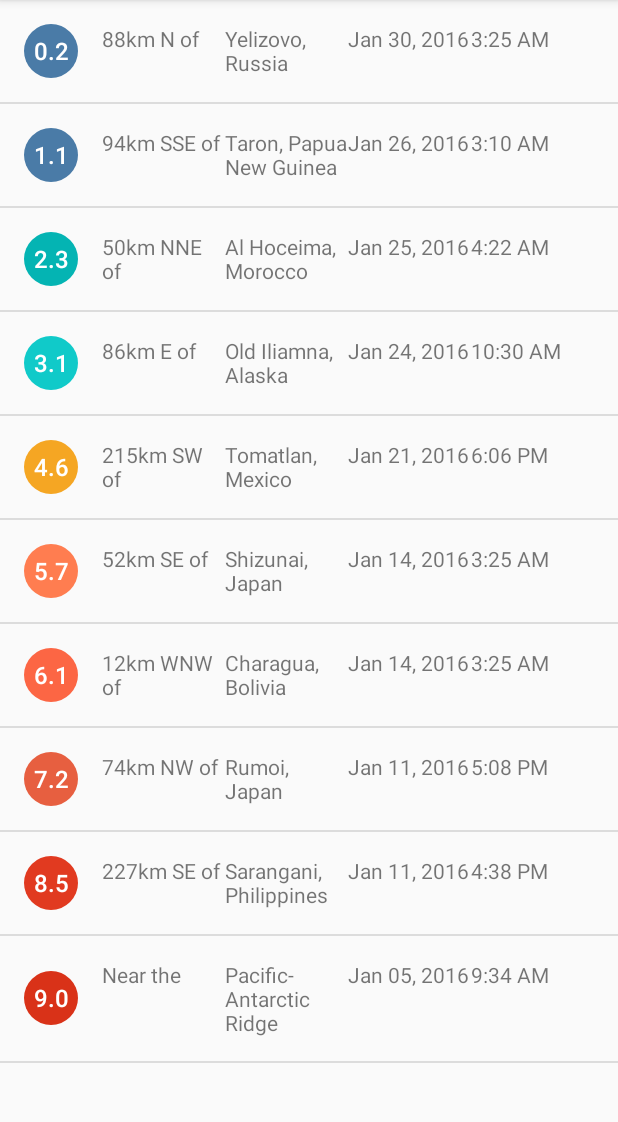
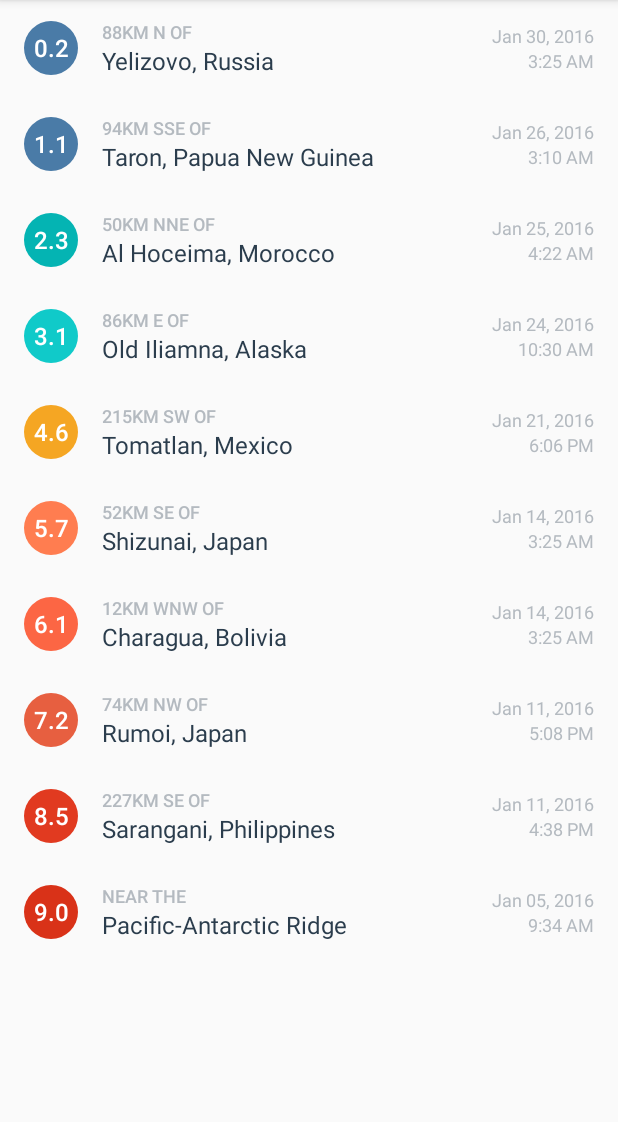
Before and after one commit to CannibalChoco/QuakeReport, an Android app: the screen it shows after launch (EarthquakeActivity), on a phone screen of 412 x 824 dp, the part 84-1206 px from its top. Run offline under Robolectric (Android 15) with nearby library versions, the phone set to English and light mode, and no system bars.

Commit message:
Intent to launch earthquakes url

```diff
--- a/app/src/main/java/com/example/android/quakereport/Earthquake.java
+++ b/app/src/main/java/com/example/android/quakereport/Earthquake.java
@@ -8,11 +8,13 @@ public class Earthquake {
     private String locationName;
     private double magnitude;
     private long timeInMiliseconds;
+    private String url;
 
-    public Earthquake(double magnitude, String locationName, long timeInMiliseconds){
+    public Earthquake(double magnitude, String locationName, long timeInMiliseconds, String url){
         this.locationName = locationName;
         this.magnitude = magnitude;
         this.timeInMiliseconds = timeInMiliseconds;
+        this.url = url;
     }
 
     public String getLocationName() {
@@ -26,4 +28,8 @@ public class Earthquake {
     public long getTimeInMiliseconds() {
         return timeInMiliseconds;
     }
+
+    public String getUrl() {
+        return url;
+    }
 }
--- a/app/src/main/java/com/example/android/quakereport/EarthquakeActivity.java
+++ b/app/src/main/java/com/example/android/quakereport/EarthquakeActivity.java
@@ -15,12 +15,23 @@
  */
 package com.example.android.quakereport;
 
+import android.content.Intent;
+import android.media.AudioManager;
+import android.media.MediaPlayer;
+import android.net.Uri;
 import android.os.Bundle;
 import android.support.v7.app.AppCompatActivity;
+import android.view.View;
+import android.widget.AdapterView;
 import android.widget.ArrayAdapter;
 import android.widget.ListView;
 
+import org.json.JSONArray;
+import org.json.JSONObject;
+
 import java.util.ArrayList;
+
+import static android.media.CamcorderProfile.get;
 
 public class EarthquakeActivity extends AppCompatActivity {
 
@@ -32,7 +43,7 @@ public class EarthquakeActivity extends AppCompatActivity {
         setContentView(R.layout.earthquake_activity);
 
         // Create a fake list of earthquakes.
-        ArrayList<Earthquake> earthquakes = QueryUtils.extractEarthquakes();
+        final ArrayList<Earthquake> earthquakes = QueryUtils.extractEarthquakes();
         // Find a reference to the {@link ListView} in the layout
         ListView earthquakeListView = (ListView) findViewById(R.id.list);
         // Create a new {@link ArrayAdapter} of earthquakes
@@ -40,5 +51,21 @@ public class EarthquakeActivity extends AppCompatActivity {
         // Set the adapter on the {@link ListView}
         // so the list can be populated in the user interface
         earthquakeListView.setAdapter(adapter);
+
+        earthquakeListView.setOnItemClickListener(new AdapterView.OnItemClickListener() {
+            @Override
+            public void onItemClick(AdapterView<?> adapterView, View view, int position, long id) {
+                Earthquake earthquake = earthquakes.get(position);
+                openWebPage(earthquake.getUrl());
+            }
+        });
+    }
+
+    public void openWebPage(String url) {
+        Uri webpage = Uri.parse(url);
+        Intent intent = new Intent(Intent.ACTION_VIEW, webpage);
+        if (intent.resolveActivity(getPackageManager()) != null) {
+            startActivity(intent);
+        }
     }
 }
--- a/app/src/main/java/com/example/android/quakereport/EarthquakeAdapter.java
+++ b/app/src/main/java/com/example/android/quakereport/EarthquakeAdapter.java
@@ -110,43 +110,43 @@ public class EarthquakeAdapter extends ArrayAdapter {
         return magnitudeFormat.format(magnitude);
     }
 
-    private int getMagnitudeColor(double magnitude){
-        int magnitudeColor = ContextCompat.getColor(getContext(), R.color.magnitude1);
-
-        switch ((int)magnitude){
+    private int getMagnitudeColor(double magnitude) {
+        int magnitudeColorResourceId;
+        int magnitudeFloor = (int) Math.floor(magnitude);
+        switch (magnitudeFloor) {
+            case 0:
             case 1:
-                magnitudeColor = ContextCompat.getColor(getContext(), R.color.magnitude1);
+                magnitudeColorResourceId = R.color.magnitude1;
                 break;
             case 2:
-                magnitudeColor = ContextCompat.getColor(getContext(), R.color.magnitude2);
+                magnitudeColorResourceId = R.color.magnitude2;
                 break;
             case 3:
-                magnitudeColor = ContextCompat.getColor(getContext(), R.color.magnitude3);
+                magnitudeColorResourceId = R.color.magnitude3;
                 break;
             case 4:
-                magnitudeColor = ContextCompat.getColor(getContext(), R.color.magnitude4);
+                magnitudeColorResourceId = R.color.magnitude4;
                 break;
             case 5:
-                magnitudeColor = ContextCompat.getColor(getContext(), R.color.magnitude5);
+                magnitudeColorResourceId = R.color.magnitude5;
                 break;
             case 6:
-                magnitudeColor = ContextCompat.getColor(getContext(), R.color.magnitude6);
+                magnitudeColorResourceId = R.color.magnitude6;
                 break;
             case 7:
-                magnitudeColor = ContextCompat.getColor(getContext(), R.color.magnitude7);
+                magnitudeColorResourceId = R.color.magnitude7;
                 break;
             case 8:
-                magnitudeColor = ContextCompat.getColor(getContext(), R.color.magnitude8);
+                magnitudeColorResourceId = R.color.magnitude8;
                 break;
             case 9:
-                magnitudeColor = ContextCompat.getColor(getContext(), R.color.magnitude9);
+                magnitudeColorResourceId = R.color.magnitude9;
                 break;
-            case 10:
-                magnitudeColor = ContextCompat.getColor(getContext(), R.color.magnitude10plus);
+            default:
+                magnitudeColorResourceId = R.color.magnitude10plus;
                 break;
         }
-
-        return magnitudeColor;
+        return ContextCompat.getColor(getContext(), magnitudeColorResourceId);
     }
 
 }
--- a/app/src/main/java/com/example/android/quakereport/QueryUtils.java
+++ b/app/src/main/java/com/example/android/quakereport/QueryUtils.java
@@ -54,8 +54,9 @@ public final class QueryUtils {
                 double magnitude = properties.getDouble("mag");
                 String location = properties.getString("place");
                 long time = properties.getLong("time");
+                String url = properties.getString("url");
 
-                earthquakes.add(new Earthquake(magnitude, location, time));
+                earthquakes.add(new Earthquake(magnitude, location, time, url));
             }
 
         } catch (JSONException e) {
--- a/app/src/main/res/layout/earthquake_activity.xml
+++ b/app/src/main/res/layout/earthquake_activity.xml
@@ -18,4 +18,6 @@
     android:id="@+id/list"
     android:orientation="vertical"
     android:layout_width="match_parent"
-    android:layout_height="match_parent"/>
+    android:layout_height="match_parent"
+    android:divider="@null"
+    android:dividerHeight="0dp"/>
--- a/app/src/main/res/layout/list_item.xml
+++ b/app/src/main/res/layout/list_item.xml
@@ -1,10 +1,12 @@
-<?xml version="1.0" encoding="utf-8"?>
 <LinearLayout xmlns:android="http://schemas.android.com/apk/res/android"
     xmlns:tools="http://schemas.android.com/tools"
     android:layout_width="match_parent"
-    android:layout_height="wrap_content"
+    android:layout_height="?android:attr/listPreferredItemHeight"
     android:orientation="horizontal"
-    android:padding="16dp">
+    android:paddingEnd="16dp"
+    android:paddingLeft="16dp"
+    android:paddingRight="16dp"
+    android:paddingStart="16dp">
 
     <TextView
         android:id="@+id/magnitude"
@@ -18,33 +20,64 @@
         android:textSize="16sp"
         tools:text="8.9" />
 
+    <LinearLayout
+        android:layout_width="0dp"
+        android:layout_height="wrap_content"
+        android:layout_gravity="center_vertical"
+        android:layout_marginLeft="16dp"
+        android:layout_marginStart="16dp"
+        android:layout_weight="1"
+        android:orientation="vertical">
+
         <TextView
             android:id="@+id/location_offset"
-        android:layout_width="0dp"
+            android:layout_width="wrap_content"
             android:layout_height="wrap_content"
-        android:layout_marginLeft="16dp"
-        android:layout_weight="1"
+            android:ellipsize="end"
+            android:fontFamily="sans-serif-medium"
+            android:maxLines="1"
+            android:textAllCaps="true"
+            android:textColor="@color/textColorEarthquakeDetails"
+            android:textSize="12sp"
             tools:text="30km S of" />
 
         <TextView
             android:id="@+id/primary_location"
-        android:layout_width="0dp"
+            android:layout_width="wrap_content"
             android:layout_height="wrap_content"
-        android:layout_weight="1"
-        tools:text="San Francisco" />
+            android:ellipsize="end"
+            android:maxLines="2"
+            android:textColor="@color/textColorEarthquakeLocation"
+            android:textSize="16sp"
+            tools:text="Long placeholder location that should wrap to more than 2 lines of text" />
+
+    </LinearLayout>
+
+    <LinearLayout
+        android:layout_width="wrap_content"
+        android:layout_height="wrap_content"
+        android:layout_gravity="center_vertical"
+        android:layout_marginLeft="16dp"
+        android:layout_marginStart="16dp"
+        android:orientation="vertical">
 
         <TextView
             android:id="@+id/date"
-        android:layout_width="0dp"
+            android:layout_width="wrap_content"
             android:layout_height="wrap_content"
-        android:layout_weight="1"
-        tools:text="May 15, 2017" />
+            android:layout_gravity="end"
+            android:textColor="@color/textColorEarthquakeDetails"
+            android:textSize="12sp"
+            tools:text="Mar 6, 2010" />
 
         <TextView
             android:id="@+id/time"
-        android:layout_width="0dp"
+            android:layout_width="wrap_content"
             android:layout_height="wrap_content"
-        android:layout_weight="1"
+            android:layout_gravity="end"
+            android:textColor="@color/textColorEarthquakeDetails"
+            android:textSize="12sp"
             tools:text="3:00 PM" />
 
     </LinearLayout>
+</LinearLayout>
--- a/app/src/main/res/values/colors.xml
+++ b/app/src/main/res/values/colors.xml
@@ -52,4 +52,10 @@
 
     <!-- Magnitude circle color for an earthquake with magnitude over 10 -->
     <color name="magnitude10plus">#C03823</color>
+
+    <!-- Text color for the details of the earthquake in the list item -->
+    <color name="textColorEarthquakeDetails">#B4BAC0</color>
+
+    <!-- Text color for the primary location of the earthquake in the list item -->
+    <color name="textColorEarthquakeLocation">#2B3D4D</color>
 </resources>
```
Lines whose indentation alone changed are shown as unchanged.
